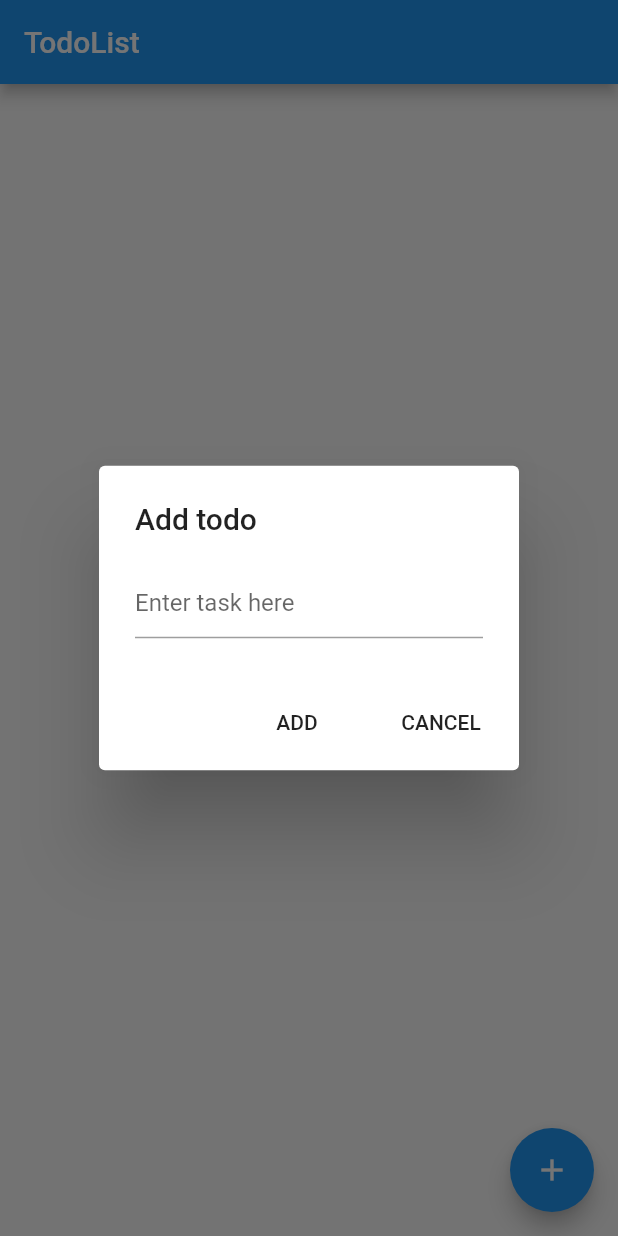
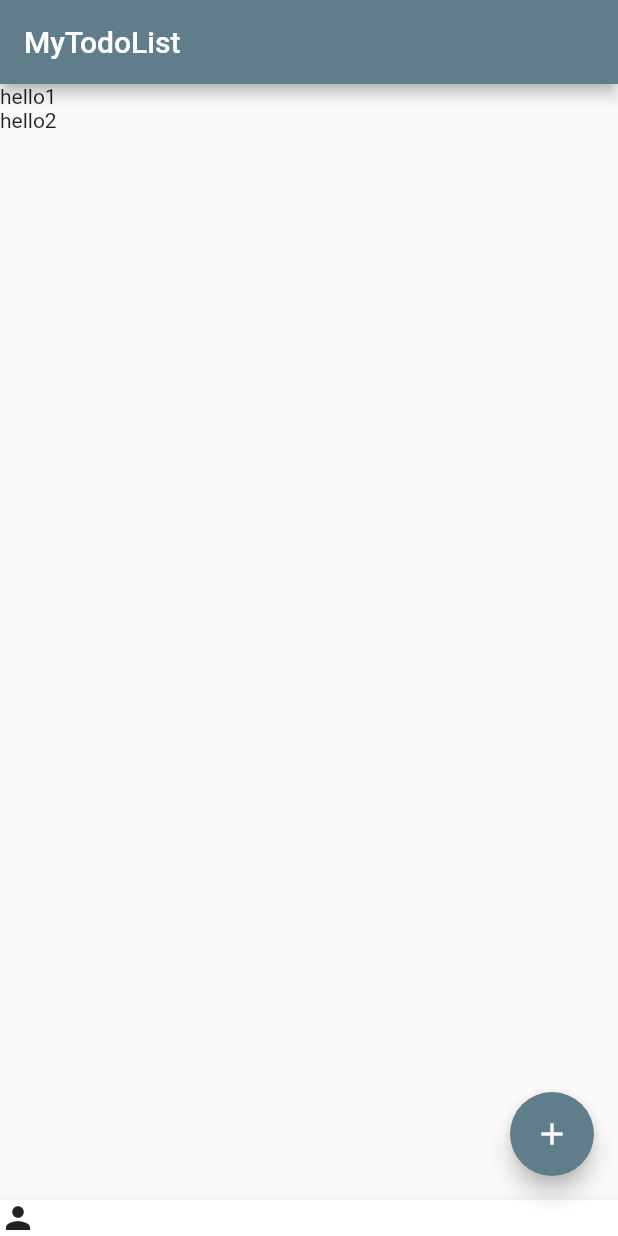
Before and after one commit to K-Sato1995/flutter_play_ground, a Flutter app: the screen it shows after launch, after a tap on the "add" icon, on a phone screen of 412 x 824 dp. Run offline on Flutter 3.47's test engine with Material 2 defaults, Android fonts, the phone set to English and light mode, and no system bars.

Commit message:
Redo todo

```diff
--- a/lib/main.dart
+++ b/lib/main.dart
@@ -11,7 +11,10 @@ class TodoApp extends StatelessWidget {
   @override
   Widget build(BuildContext context) {
     // app layout
-    return MaterialApp(title: 'To-Do List', home: TodoList());
+    return MaterialApp(
+        title: 'To-Do List',
+        theme: ThemeData(primarySwatch: Colors.blueGrey),
+        home: TodoList());
   }
 }
 
@@ -27,63 +30,18 @@ class _TodoListState extends State<TodoList> {
   @override
   Widget build(BuildContext context) {
     return Scaffold(
-        appBar: AppBar(title: const Text('TodoList')),
+        appBar: AppBar(title: const Text('MyTodoList')),
         floatingActionButton: FloatingActionButton(
-            onPressed: () => _showMyDialog(context),
+            onPressed: () => {print("hello world")},
             tooltip: 'Add Item',
-            child: Icon(Icons.add)),
+            child: const Icon(Icons.add)),
         body: ListView(
-          children: _getItems(),
+          children: [const Text("hello1"), const Text("hello2")],
+        ),
+        bottomNavigationBar: BottomAppBar(
+          child: Row(
+            children: [Icon(Icons.person)],
+          ),
         ));
   }
-
-  Widget _buildTodoItem(String title) {
-    return ListTile(title: Text(title));
-  }
-
-  List<Widget> _getItems() {
-    final List<Widget> todoWidgets = <Widget>[];
-
-    for (String title in _todoList) {
-      todoWidgets.add(_buildTodoItem(title));
-    }
-    return todoWidgets;
-  }
-
-  void _addTodoItem(String title) {
-    setState(() {
-      _todoList.add(title);
-    });
-    _textFieldController.clear();
-  }
-
-  Future<void> _showMyDialog(BuildContext context) async {
-    return showDialog<void>(
-      context: context,
-      builder: (BuildContext context) {
-        return AlertDialog(
-          title: const Text('Add todo'),
-          content: TextField(
-            controller: _textFieldController,
-            decoration: const InputDecoration(hintText: 'Enter task here'),
-          ),
-          actions: <Widget>[
-            FlatButton(
-              child: const Text('ADD'),
-              onPressed: () {
-                Navigator.of(context).pop();
-                _addTodoItem(_textFieldController.text);
-              },
-            ),
-            FlatButton(
-              child: const Text('CANCEL'),
-              onPressed: () {
-                Navigator.of(context).pop();
-              },
-            )
-          ],
-        );
-      },
-    );
-  }
 }
```
